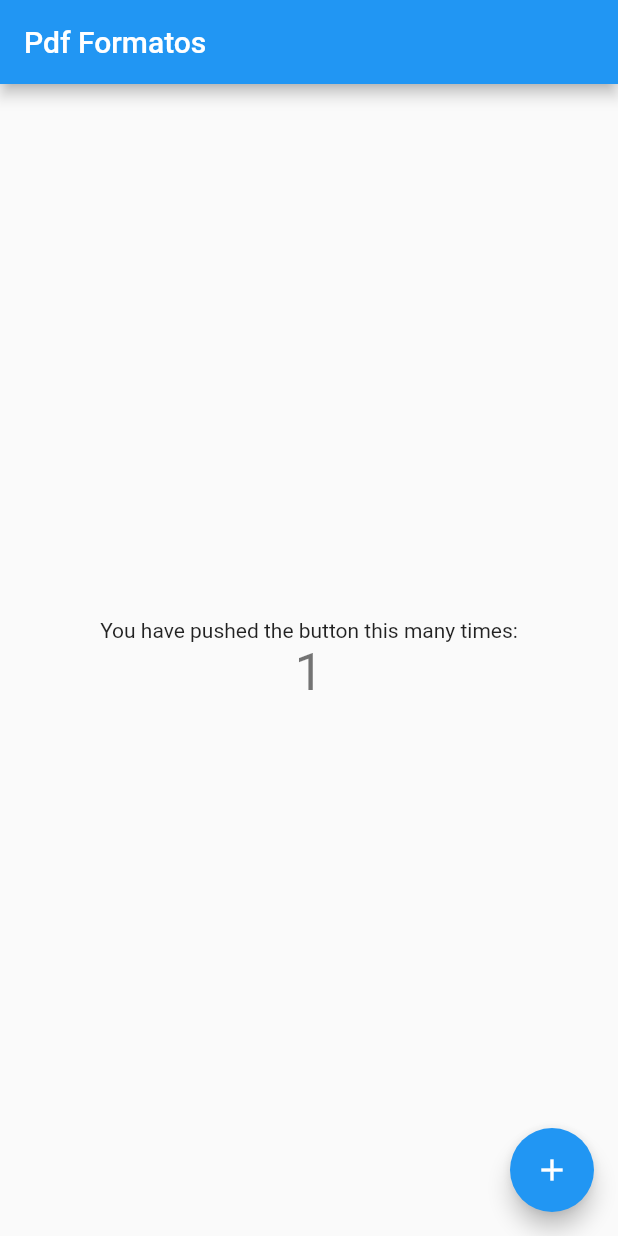
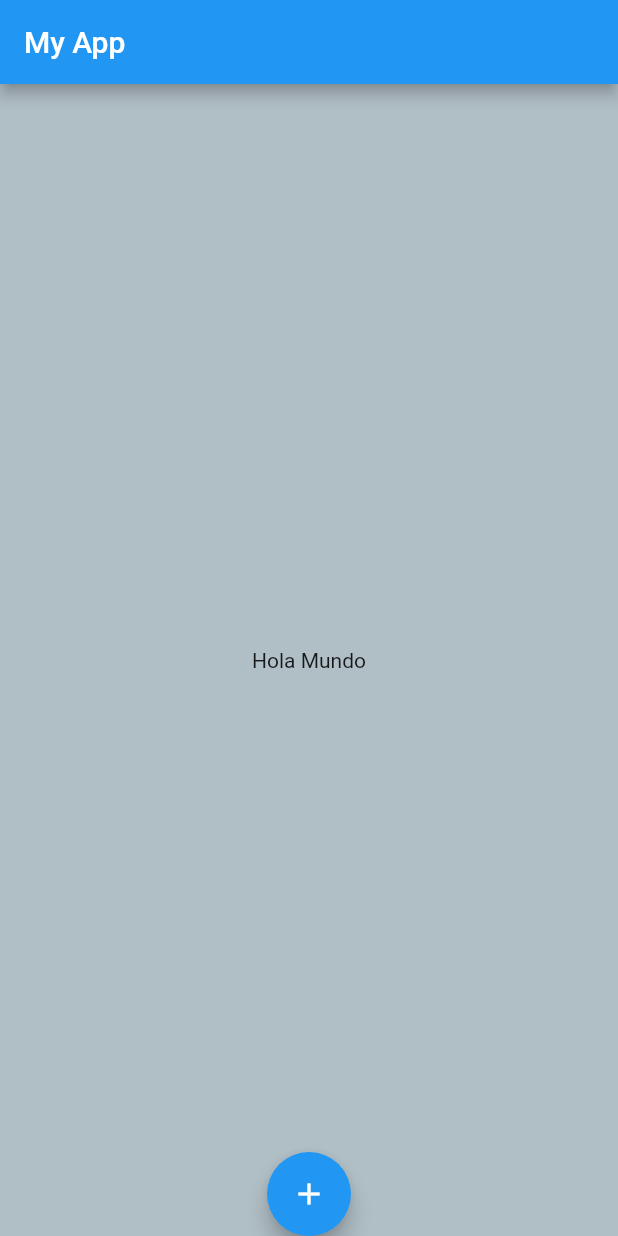
Before and after one commit to trachemyx/biggie_app, a Flutter app: the screen it shows after launch, after a tap on the "add" icon, on a phone screen of 412 x 824 dp. Run offline on Flutter 3.47's test engine with Material 2 defaults, Android fonts, the light colour scheme and no system bars.

Commit message:
MyApp example

```diff
--- a/lib/main.dart
+++ b/lib/main.dart
@@ -1,117 +1,6 @@
 import 'package:flutter/material.dart';
-import 'package:pdf/pdf.dart';
-import 'package:pdf/widgets.dart' as pw;
+import 'src/myApp.dart';
 
 void main() {
-  runApp(const MyApp());
+  runApp(new MyApp());
 }
-
-class MyApp extends StatelessWidget {
-  const MyApp({super.key});
-
-  // This widget is the root of your application.
-  @override
-  Widget build(BuildContext context) {
-    return MaterialApp(
-      title: 'Ecotech',
-      theme: ThemeData(
-        // This is the theme of your application.
-        //
-        // Try running your application with "flutter run". You'll see the
-        // application has a blue toolbar. Then, without quitting the app, try
-        // changing the primarySwatch below to Colors.green and then invoke
-        // "hot reload" (press "r" in the console where you ran "flutter run",
-        // or simply save your changes to "hot reload" in a Flutter IDE).
-        // Notice that the counter didn't reset back to zero; the application
-        // is not restarted.
-        primarySwatch: Colors.blue,
-      ),
-      home: const MyHomePage(title: 'Pdf Formatos'),
-    );
-  }
-}
-
-class MyHomePage extends StatefulWidget {
-  const MyHomePage({super.key, required this.title});
-
-  // This widget is the home page of your application. It is stateful, meaning
-  // that it has a State object (defined below) that contains fields that affect
-  // how it looks.
-
-  // This class is the configuration for the state. It holds the values (in this
-  // case the title) provided by the parent (in this case the App widget) and
-  // used by the build method of the State. Fields in a Widget subclass are
-  // always marked "final".
-
-  final String title;
-
-  @override
-  State<MyHomePage> createState() => _MyHomePageState();
-}
-
-class _MyHomePageState extends State<MyHomePage> {
-  int _counter = 0;
-
-  void _incrementCounter() {
-    setState(() {
-      // This call to setState tells the Flutter framework that something has
-      // changed in this State, which causes it to rerun the build method below
-      // so that the display can reflect the updated values. If we changed
-      // _counter without calling setState(), then the build method would not be
-      // called again, and so nothing would appear to happen.
-      _counter++;
-    });
-  }
-
-  @override
-  Widget build(BuildContext context) {
-    // This method is rerun every time setState is called, for instance as done
-    // by the _incrementCounter method above.
-    //
-    // The Flutter framework has been optimized to make rerunning build methods
-    // fast, so that you can just rebuild anything that needs updating rather
-    // than having to individually change instances of widgets.
-    return Scaffold(
-      appBar: AppBar(
-        // Here we take the value from the MyHomePage object that was created by
-        // the App.build method, and use it to set our appbar title.
-        title: Text(widget.title),
-      ),
-      body: Center(
-        // Center is a layout widget. It takes a single child and positions it
-        // in the middle of the parent.
-        child: Column(
-          // Column is also a layout widget. It takes a list of children and
-          // arranges them vertically. By default, it sizes itself to fit its
-          // children horizontally, and tries to be as tall as its parent.
-          //
-          // Invoke "debug painting" (press "p" in the console, choose the
-          // "Toggle Debug Paint" action from the Flutter Inspector in Android
-          // Studio, or the "Toggle Debug Paint" command in Visual Studio Code)
-          // to see the wireframe for each widget.
-          //
-          // Column has various properties to control how it sizes itself and
-          // how it positions its children. Here we use mainAxisAlignment to
-          // center the children vertically; the main axis here is the vertical
-          // axis because Columns are vertical (the cross axis would be
-          // horizontal).
-          mainAxisAlignment: MainAxisAlignment.center,
-          children: <Widget>[
-            const Text(
-              'You have pushed the button this many times:',
-            ),
-            Text(
-              '$_counter',
-              style: Theme.of(context).textTheme.headline4,
-            ),
-          ],
-        ),
-      ),
-      floatingActionButton: FloatingActionButton(
-        onPressed: _incrementCounter,
-        tooltip: 'Increment',
-        child: const Icon(Icons.add),
-      ), // This trailing comma makes auto-formatting nicer for build methods.
-    );
-  }
-}
--- /dev/null
+++ b/lib/src/myApp.dart
@@ -0,0 +1,14 @@
+import 'package:biggie_app/src/pages/home_pages.dart';
+import 'package:flutter/material.dart';
+
+class MyApp extends StatelessWidget {
+  @override
+  Widget build(BuildContext context) {
+    return MaterialApp(
+      home: Center(
+        child: HomePage(),
+      ),
+      title: "Hola mundito",
+    );
+  } //BuildContext
+}// MyApp
--- /dev/null
+++ b/lib/src/pages/home_pages.dart
@@ -0,0 +1,23 @@
+import 'package:flutter/material.dart';
+
+class HomePage extends StatelessWidget {
+  @override
+  Widget build(BuildContext context) {
+    return Scaffold(
+      appBar: AppBar(title: Text('My App')),
+      body: Center(
+        child: Text('Hola Mundo'),
+      ),
+      backgroundColor: Colors.blueGrey.shade200,
+      floatingActionButton: FloatingActionButton(
+        onPressed: setMessage,
+        child: const Icon(Icons.add),
+      ),
+      floatingActionButtonLocation: FloatingActionButtonLocation.centerDocked,
+    );
+  }
+}
+
+setMessage() {
+  print('HOla setMessage');
+}
```
